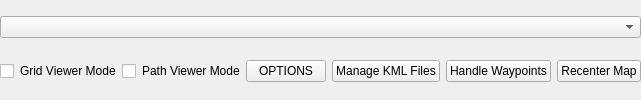
First picture: the form in ros_groundstation/src/ros_groundstation/resources/map_widget.ui, repository goromal/ros_groundstation, before the edit.
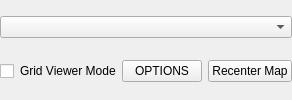
Second picture: the form after the edit.

What changed in the file:
```diff
--- a/ros_groundstation/src/ros_groundstation/resources/map_widget.ui
+++ b/ros_groundstation/src/ros_groundstation/resources/map_widget.ui
@@ -45,23 +45,6 @@
               </property>
             </widget>
           </item>
-          <item>
-            <widget class="QCheckBox" name="_pathviewer_toggle">
-              <property name="maximumSize">
-                <size>
-                  <width>30</width>
-                  <height>10000</height>
-                </size>
-              </property>
-            </widget>
-          </item>
-          <item>
-            <widget class="QLabel" name="_toggle_label">
-              <property name="text">
-                <string>Path Viewer Mode</string>
-              </property>
-            </widget>
-          </item>
           <item>
             <widget class="QPushButton" name="_map_options">
               <property name="maximumSize">
@@ -75,32 +58,6 @@
               </property>
             </widget>
           </item>
-          <item>
-            <widget class="QPushButton" name="_manage_KML">
-              <property name="maximumSize">
-                <size>
-                  <width>150</width>
-                  <height>16777215</height>
-                </size>
-              </property>
-              <property name="text">
-                <string>Manage KML Files</string>
-              </property>
-            </widget>
-          </item>
-          <item>
-            <widget class="QPushButton" name="_send_WP">
-              <property name="maximumSize">
-                <size>
-                  <width>150</width>
-                  <height>16777215</height>
-                </size>
-              </property>
-              <property name="text">
-                <string>Handle Waypoints</string>
-              </property>
-            </widget>
-          </item>
           <item>
             <widget class="QPushButton" name="_recenter">
               <property name="maximumSize">
@@ -125,15 +82,6 @@
       </item>-->
     </layout>
   </widget>
-  <!--<customwidgets>
-
-    <customwidget>
-      <class>MarbleMap</class>
-      <extends>QWidget</extends>
-      <header>ros_groundstation.map_widget</header>
-    </customwidget>
-
-  </customwidgets>-->
   <resources/>
   <connections/>
 </ui>
```
Left out of the diff: 7 changed lines with no effect on the pictures.
